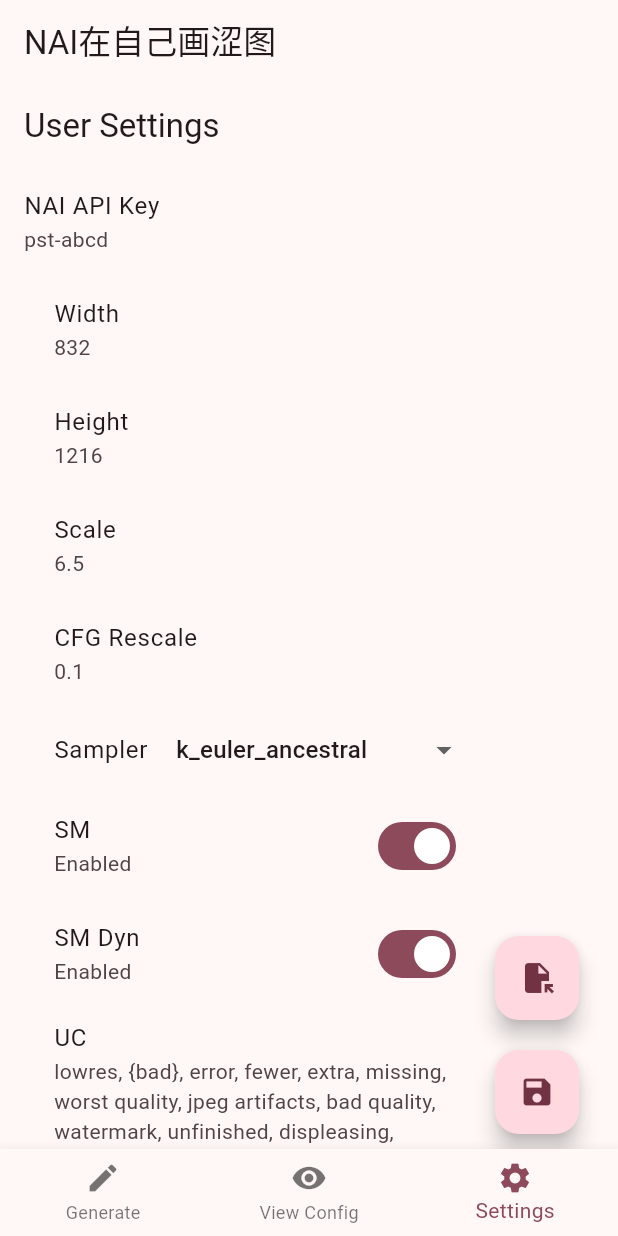
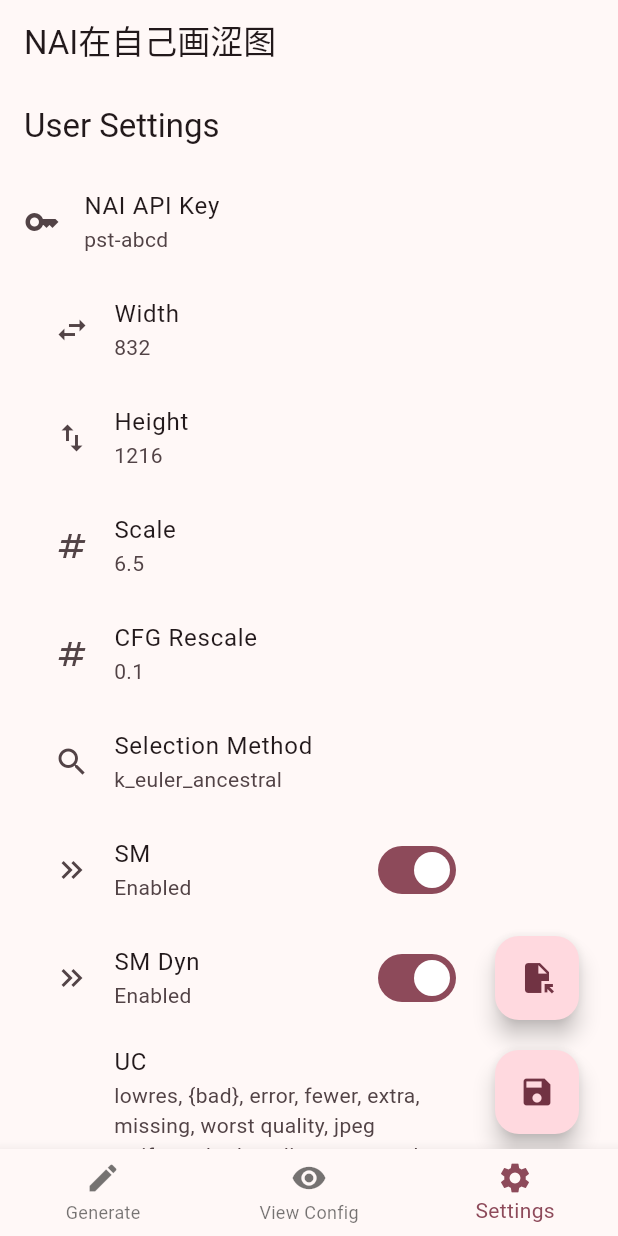
Before and after one commit to Exception0x0194/NAI-Generator-Flutter, a Flutter app: the screen it shows after launch, item 3 of the bottom bar chosen, on a phone screen of 412 x 824 dp. Run offline on Flutter 3.47's test engine with Material 3 defaults, Android fonts, the light colour scheme and no system bars; our stand-ins replace file_picker; missing offline and left inert: dart:html; Roboto replaces fonts that are missing (Noto).

Commit message:
添加了图标，为什么有height图标却没有width图标？

```diff
--- a/lib/screens/generator_screen.dart
+++ b/lib/screens/generator_screen.dart
@@ -83,13 +83,13 @@
 
     if (useRow) {
       return Padding(
-          padding: EdgeInsets.all(20),
+          padding: const EdgeInsets.all(20),
           child: Row(
             children: content,
           ));
     } else {
       return Padding(
-          padding: EdgeInsets.all(20),
+          padding: const EdgeInsets.all(20),
           child: Column(
             children: content,
           ));
--- a/lib/screens/settings_screen.dart
+++ b/lib/screens/settings_screen.dart
@@ -35,6 +35,7 @@
       body: ListView(
         children: [
           ListTile(
+            leading: const Icon(Icons.key),
             title: const Text('NAI API Key'),
             subtitle: Text(InfoManager().apiKey),
             onTap: () {
--- a/lib/widgets/editable_list_tile.dart
+++ b/lib/widgets/editable_list_tile.dart
@@ -5,6 +5,7 @@
   final String currentValue;
   final Function(String) onEditComplete;
   final TextInputType keyboardType;
+  final Icon? leading;
 
   const EditableListTile({
     super.key,
@@ -12,11 +13,13 @@
     required this.currentValue,
     required this.onEditComplete,
     this.keyboardType = TextInputType.text, // 默认为文本输入
+    this.leading,
   });
 
   @override
   Widget build(BuildContext context) {
     return ListTile(
+      leading: leading,
       title: Text(title),
       subtitle: Text(currentValue),
       onTap: () => _showEditDialog(context),
--- a/lib/widgets/param_config_widget.dart
+++ b/lib/widgets/param_config_widget.dart
@@ -1,4 +1,5 @@
 import 'package:flutter/material.dart';
+import 'package:flutter/widgets.dart';
 import 'editable_list_tile.dart'; // 确保引入了我们前面定义的EditableListTile
 import '../models/param_config.dart';
 
@@ -17,6 +18,7 @@
     return Column(
       children: [
         EditableListTile(
+          leading: const Icon(Icons.swap_horiz),
           title: "Width",
           currentValue: widget.config.width.toString(),
           onEditComplete: (value) => setState(() =>
@@ -24,6 +26,7 @@
           keyboardType: TextInputType.number,
         ),
         EditableListTile(
+          leading: const Icon(Icons.swap_vert),
           title: "Height",
           currentValue: widget.config.height.toString(),
           onEditComplete: (value) => setState(() => widget.config.height =
@@ -31,6 +34,7 @@
           keyboardType: TextInputType.number,
         ),
         EditableListTile(
+          leading: const Icon(Icons.numbers),
           title: "Scale",
           currentValue: widget.config.scale.toString(),
           onEditComplete: (value) => setState(() => widget.config.scale =
@@ -38,6 +42,7 @@
           keyboardType: TextInputType.number,
         ),
         EditableListTile(
+          leading: const Icon(Icons.numbers),
           title: "CFG Rescale",
           currentValue: widget.config.cfgRescale.toString(),
           onEditComplete: (value) => setState(() => widget.config.cfgRescale =
@@ -47,11 +52,12 @@
         _buildSamplerSelector(),
         _buildSwitchTile("SM", widget.config.sm, (newValue) {
           setState(() => widget.config.sm = newValue);
-        }),
+        }, const Icon(Icons.keyboard_double_arrow_right)),
         _buildSwitchTile("SM Dyn", widget.config.smDyn, (newValue) {
           setState(() => widget.config.smDyn = newValue);
-        }),
+        }, const Icon(Icons.keyboard_double_arrow_right)),
         EditableListTile(
+          leading: const Icon(Icons.do_not_disturb),
           title: "UC",
           currentValue: widget.config.negativePrompt,
           onEditComplete: (value) =>
@@ -73,9 +79,10 @@
     );
   }
 
-  Widget _buildSwitchTile(
-      String title, bool currentValue, ValueChanged<bool> onChanged) {
+  Widget _buildSwitchTile(String title, bool currentValue,
+      ValueChanged<bool> onChanged, Icon? icon) {
     return SwitchListTile(
+      secondary: icon,
       title: Text(title),
       value: currentValue,
       onChanged: onChanged,
@@ -83,26 +90,62 @@
     );
   }
 
+  // Widget _buildSamplerSelector() {
+  //   return ListTile(
+  //     leading: const Icon(Icons.search),
+  //     title: const Text('Sampler'),
+  //     trailing: DropdownButton<String>(
+  //       value: widget.config.sampler,
+  //       onChanged: (String? newValue) {
+  //         setState(() {
+  //           widget.config.sampler = newValue!;
+  //         });
+  //       },
+  //       items: <String>['k_euler', 'k_euler_ancestral', 'k_dpmpp_2s_ancestral']
+  //           .map<DropdownMenuItem<String>>((String value) {
+  //         return DropdownMenuItem<String>(
+  //           value: value,
+  //           child: Text(value),
+  //         );
+  //       }).toList(),
+  //       underline: Container(), // 移除下划线
+  //     ),
+  //   );
+  // }
+
   Widget _buildSamplerSelector() {
     return ListTile(
-      title: const Text('Sampler'),
-      trailing: DropdownButton<String>(
-        value: widget.config.sampler,
-        onChanged: (String? newValue) {
-          setState(() {
-            widget.config.sampler = newValue!;
-          });
-        },
-        items: <String>['k_euler', 'k_euler_ancestral', 'k_dpmpp_2s_ancestral']
-            .map<DropdownMenuItem<String>>((String value) {
-          return DropdownMenuItem<String>(
-            value: value,
-            child: Text(value),
-          );
-        }).toList(),
-        underline: Container(), // 移除下划线
-      ),
+      leading: const Icon(Icons.search),
+      title: const Text('Selection Method'),
+      subtitle: Text(widget.config.sampler),
+      onTap: () => _showSamplerDialog(),
     );
   }
 
+  void _showSamplerDialog() {
+    showDialog<String>(
+      context: context,
+      builder: (BuildContext context) {
+        return SimpleDialog(
+          title: const Text('Select Sampler'),
+          children:
+              <String>['k_euler', 'k_euler_ancestral', 'k_dpmpp_2s_ancestral']
+                  .map((String value) => SimpleDialogOption(
+                        onPressed: () {
+                          setState(() {
+                            widget.config.sampler = value;
+                          });
+                          Navigator.pop(context);
+                        },
+                        child: Text(value,
+                            style: TextStyle(
+                                fontWeight: widget.config.sampler == value
+                                    ? FontWeight.bold
+                                    : FontWeight.normal)),
+                      ))
+                  .toList(),
+        );
+      },
+    );
+  }
 }
```
Also changed, not shown: lib/widgets/prompt_config_widget.dart (+39 -39 lines).
